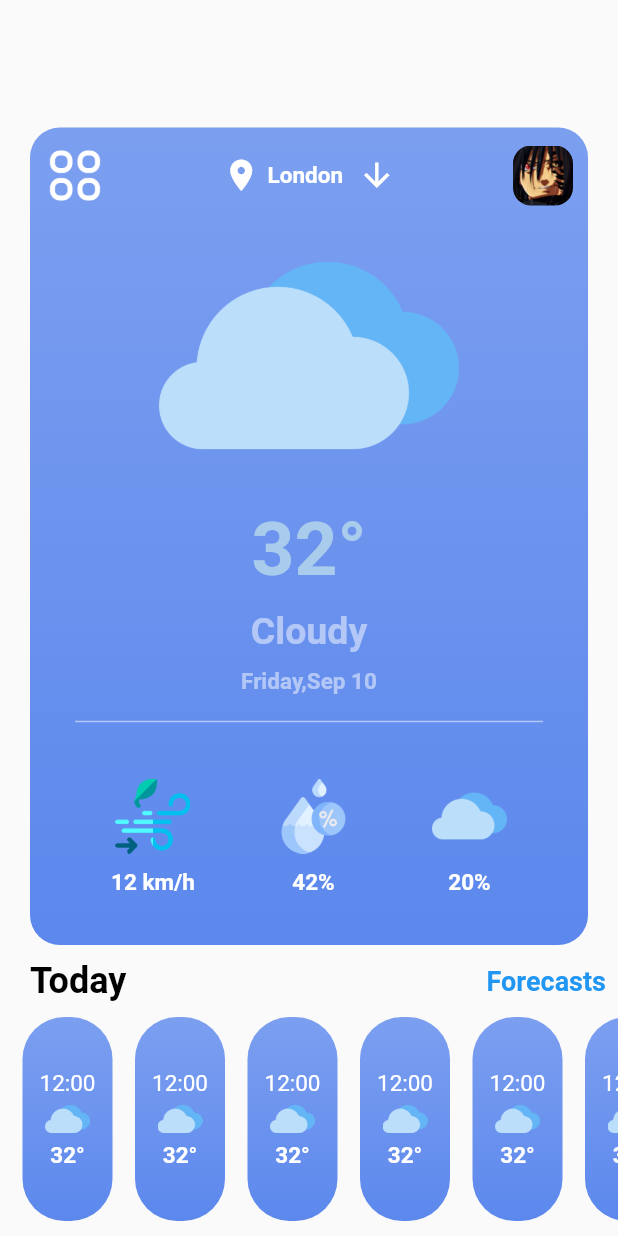
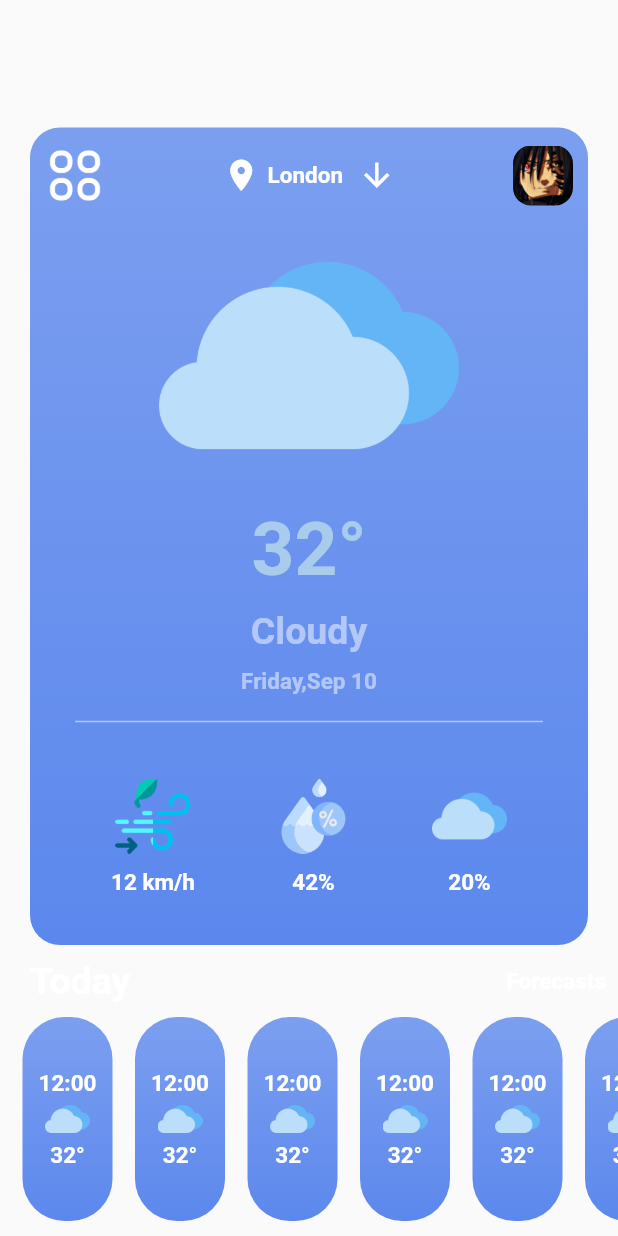
Before and after one commit to ramywael/Weather_App, a Flutter app: the screen it shows after launch, after a tap on "Forecasts", on a phone screen of 412 x 824 dp. Run offline on Flutter 3.47's test engine with Material 2 defaults, Android fonts, the phone set to English and light mode, and no system bars.

Commit message:
Refactor the listviewitem

```diff
--- a/lib/widgets/home_view_body.dart
+++ b/lib/widgets/home_view_body.dart
@@ -1,6 +1,9 @@
 
 import 'package:flutter/material.dart';
 import 'package:weather_api/widgets/container_item.dart';
+
+import 'custom_text.dart';
+import 'list_view_home_item.dart';
 
 class HomeViewBody extends StatelessWidget {
   const HomeViewBody({Key? key}) : super(key: key);
@@ -13,73 +16,29 @@ class HomeViewBody extends StatelessWidget {
         Row(
           mainAxisAlignment: MainAxisAlignment.spaceBetween,
           children: [
-            const   Padding(
-              padding: EdgeInsets.only(left: 20),
-              child: Text(
-                "Today",
-                style: TextStyle(
-                    color: Colors.black,
-                    fontSize: 24,
-                    fontWeight: FontWeight.bold),
-              ),
+               const Padding(
+              padding:  EdgeInsets.only(left: 20),
+              child: CustomText(
+                  text: "Today",
+                  color: Colors.white,
+                  sizeFont: 25,
+                  ),
             ),
             TextButton(onPressed:() {
 
-            },  child: const Text(
-              "Forecasts",
-              style: TextStyle(
-                  color: Colors.blue,
-                  fontSize: 18,
-                  fontWeight: FontWeight.bold),
-            ),),
+            },  child: const CustomText(
+                text: "Forecasts",
+                color: Colors.white,
+                sizeFont: 15,
+                )
+            ),
           ],
         ),
         Expanded(
           child: ListView.builder(itemCount: 10,scrollDirection: Axis.horizontal,itemBuilder: (context, index) {
-            return Padding(
-              padding: const EdgeInsets.only(bottom: 10,left: 15,),
-              child: Container(
-                width:60,
-                decoration: BoxDecoration(
-                  borderRadius:  BorderRadius.circular(
-                    28,
-                  ),
-                  gradient: LinearGradient(
-                    colors: [
-                      const Color(0xff5C88ED).withOpacity(.8),
-                      const Color(0xff5C88ED),
-                    ],
-                    begin: Alignment.topCenter,
-                    end: Alignment.bottomCenter,
-                  ),
-                ),
-                child:  Column(
-                  mainAxisAlignment: MainAxisAlignment.center,
-                  children: [
-                    const   Text(
-                      "12:00",
-                      style: TextStyle(
-                        color: Colors.white,
-                        fontSize: 15,
-                      ),
-                    ),
-                    Image.asset(
-                      "assets/cloud.png",
-                      width: 30,
-                      height: 30,
-                    ),
-                    const Text(
-                      "32°",
-                      style: TextStyle(
-                          color: Colors.white,
-                          fontSize: 15,
-                          fontWeight: FontWeight.bold),
-                    ),
-                  ],
-                ),
-              ),
-            );
-          },),
+            return const ListViewHomeItem();
+          },
+          ),
         ),
       ],
     );
--- /dev/null
+++ b/lib/widgets/list_view_home_item.dart
@@ -0,0 +1,43 @@
+import 'package:flutter/material.dart';
+import 'package:weather_api/widgets/custom_text.dart';
+
+class ListViewHomeItem extends StatelessWidget {
+  const ListViewHomeItem({
+    super.key,
+  });
+
+  @override
+  Widget build(BuildContext context) {
+    return Padding(
+      padding: const EdgeInsets.only(bottom: 10,left: 15,),
+      child: Container(
+        width:60,
+        decoration: BoxDecoration(
+          borderRadius:  BorderRadius.circular(
+            28,
+          ),
+          gradient: LinearGradient(
+            colors: [
+              const Color(0xff5C88ED).withOpacity(.8),
+              const Color(0xff5C88ED),
+            ],
+            begin: Alignment.topCenter,
+            end: Alignment.bottomCenter,
+          ),
+        ),
+        child: Column(
+          mainAxisAlignment: MainAxisAlignment.center,
+          children: [
+            const CustomText(text: "12:00", color: Colors.white, sizeFont: 15),
+            Image.asset(
+              "assets/cloud.png",
+              width: 30,
+              height: 30,
+            ),
+            const CustomText(text: "32°", color: Colors.white, sizeFont: 15),
+          ],
+        ),
+      ),
+    );
+  }
+}
```
